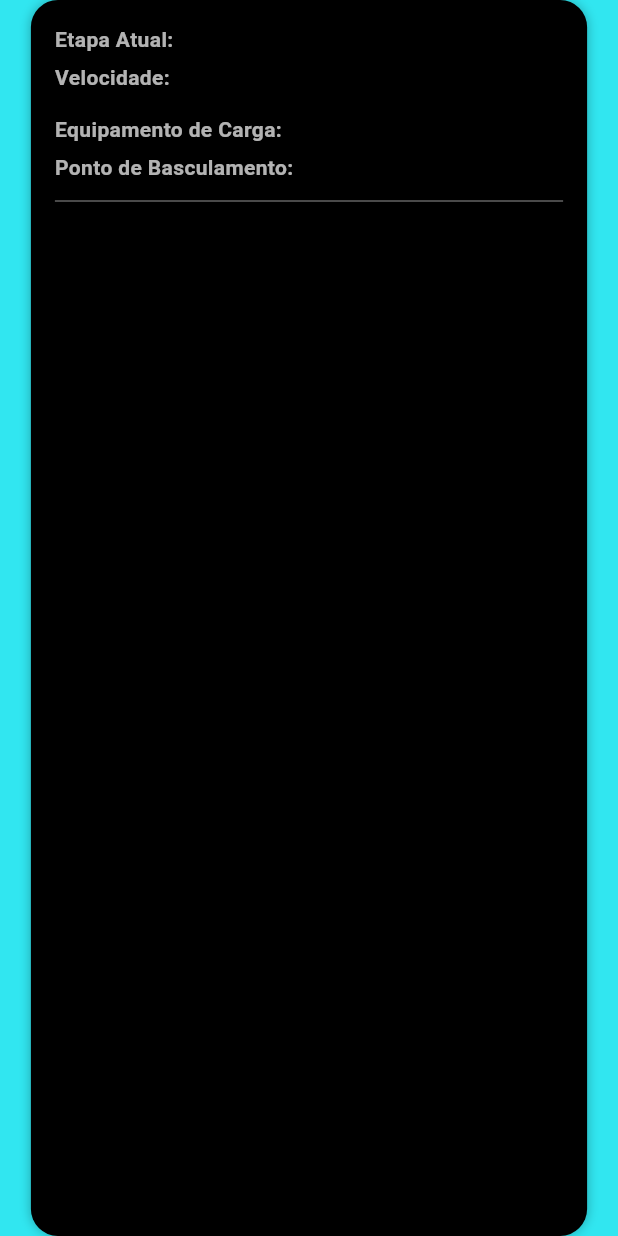
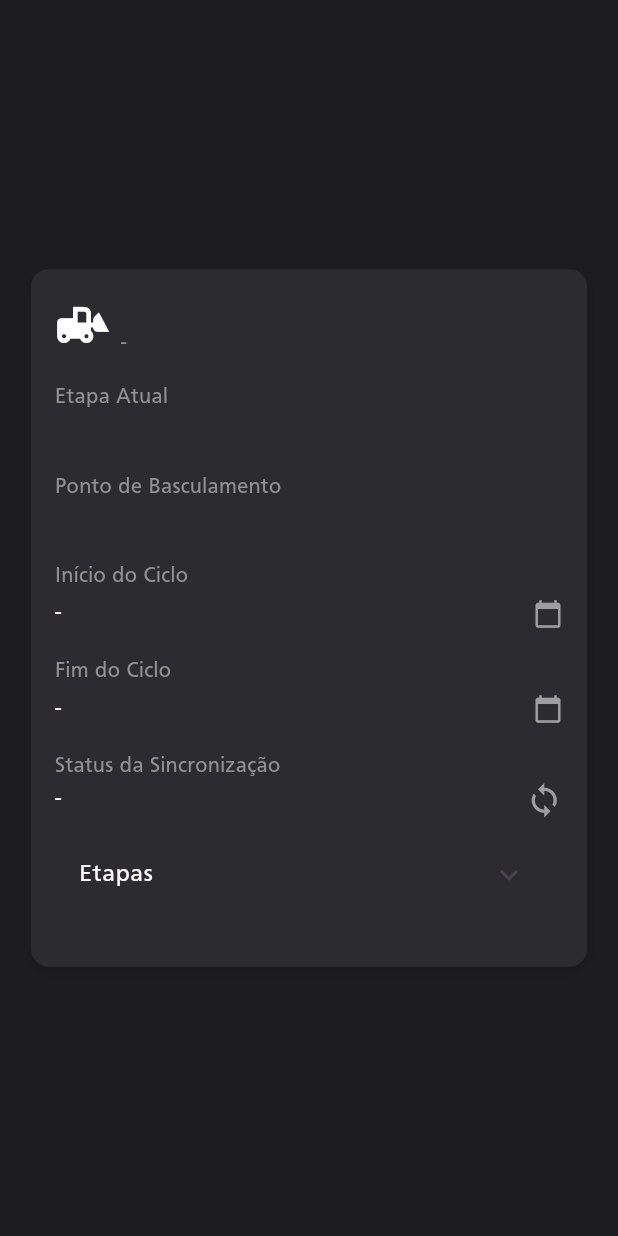
Before and after one commit to wesleydevsouza/desafio_mobile, a Flutter app: the SimulacaoCard widget shown alone on an empty page, opened directly with empty values, on a phone screen of 412 x 824 dp. Run offline on Flutter 3.47's test engine with Material 3 defaults, Android fonts, the phone set to English and light mode, and no system bars; our stand-ins replace shared_preferences; accounts and stored records are empty.

Commit message:
feat: atualizacao do card da simulacao

```diff
--- a/lib/constants/styling.dart
+++ b/lib/constants/styling.dart
@@ -1,73 +1,56 @@
 import 'package:flutter/material.dart';
 
 class AppTheme {
-  static LinearGradient corBg = const LinearGradient(colors: [
-    Color(0xFF070752),
-    Color(0xFF080878),
-  ], begin: Alignment.topCenter, end: Alignment.bottomCenter);
-
   static LinearGradient corBotao = const LinearGradient(colors: [
-    Color(0xff38ffe2),
-    Color(0xff52c7ad),
+    Color(0xff903cfe),
+    Color(0xFF903cfe),
   ], begin: Alignment.bottomLeft, end: Alignment.topRight);
 
-  static const Color corScaffold = Color(0xFF181e27);
-  static const Color corCard = Color(0xFFc6ecfb);
-  static const Color corFonte = Colors.white;
+  static const Color corFonte = Color(0xFFFFFAFA);
   static const Color corFonte2 = Colors.black;
-
+  static const Color corFonte3 = Color(0xFF929292);
   static const Color corTituloDark = Color(0xFF133E44);
   static const Color corTituloLight = Color(0xFFF8FCF6);
-  static const Color corLogo = Color(0xFF38ffe2);
-  static const Color corLogo2 = Color(0xFFe12885);
-
-  static const Color corBGIntro1 = Color(0xFF0043D0);
-  static const Color corBGIntro2 = Color(0xFF31e6f0);
-  static const Color corBGIntro3 = Color(0xFFe12885);
 
   static const Color corContainer = Color(0xFFF8FCF6);
-  static const Color corBorda = Color(0xff38ffe2);
-  static const Color corBordaDisabilitada = Color(0xff52c7ad);
+  static const Color corBackground = Color(0xff1d1d1f);
+  static const Color corCardBackground = Color(0xff2c2b30);
 
   static const Color corRealce = Color(0xffAD49E1);
-  static const Color corBackground = Color(0xff2E073F);
-  static const Color corTexto = Color(0xff7A1CAC);
-  static const Color corIcone = Color(0xFFC376EB);
 
   static const TextStyle titulo = TextStyle(
-    fontFamily: 'JosefinSans',
-    color: corTituloLight,
+    fontFamily: 'Frutiger',
+    color: corFonte,
     fontWeight: FontWeight.w900,
-    fontSize: 32,
+    fontSize: 26,
+  );
+
+  static const TextStyle subTitulo = TextStyle(
+    fontFamily: 'Frutiger',
+    color: corFonte3,
+    fontWeight: FontWeight.normal,
+    fontSize: 14,
+  );
+
+  static const TextStyle textoGeral = TextStyle(
+    fontFamily: 'Frutiger',
+    color: corFonte,
+    fontWeight: FontWeight.normal,
+    fontSize: 16,
   );
 
   static const TextStyle tituloLight = TextStyle(
-    fontFamily: 'JosefinSans',
-    color: corLogo2,
-    fontWeight: FontWeight.bold,
-    letterSpacing: 2,
-    fontSize: 20,
-  );
-
-  static const TextStyle subTitulo = TextStyle(
-    fontFamily: 'SourceCode',
-    color: corFonte,
-    fontWeight: FontWeight.bold,
-    fontSize: 26,
+    fontFamily: 'Frutiger',
+    color: Color(0xFFE2E2E2),
+    fontWeight: FontWeight.normal,
+    fontSize: 14,
   );
 
   static const TextStyle subTituloLight = TextStyle(
-    fontFamily: 'SourceCode',
-    color: corFonte,
-    fontWeight: FontWeight.bold,
-    fontSize: 26,
-  );
-
-  static const TextStyle textoGeral = TextStyle(
-    fontFamily: 'SpaceGrotesk',
-    color: corFonte,
-    fontWeight: FontWeight.bold,
-    fontSize: 18,
+    fontFamily: 'Frutiger',
+    color: Color(0xFFE2E2E2),
+    fontWeight: FontWeight.normal,
+    fontSize: 14,
   );
 
   static const TextStyle labelText = TextStyle(
@@ -87,7 +70,7 @@ class AppTheme {
   );
 
   static final ThemeData appTheme = ThemeData(
-    scaffoldBackgroundColor: corBGIntro2,
+    scaffoldBackgroundColor: corBackground,
     textTheme: lightTextTheme,
   );
 }
--- a/lib/widgets/simulacao_card.dart
+++ b/lib/widgets/simulacao_card.dart
@@ -1,4 +1,5 @@
 import 'package:desafio_mobile/constants/styling.dart';
+import 'package:desafio_mobile/widgets/default_button.dart';
 import 'package:flutter/material.dart';
 import '../../constants/size_config.dart';
 
@@ -30,89 +31,178 @@ class SimulacaoCard extends StatelessWidget {
     this.boxShadow,
   }) : super(key: key);
 
+  String _formatDateTime(DateTime? dt) {
+    if (dt == null) return '-';
+    return "${dt.day.toString().padLeft(2, '0')}/${dt.month.toString().padLeft(2, '0')}/${dt.year} - ${dt.hour.toString().padLeft(2, '0')}:${dt.minute.toString().padLeft(2, '0')}";
+  }
+
   @override
   Widget build(BuildContext context) {
     return Center(
       child: Container(
+        width: SizeConfig.widthMultiplier * 90,
         padding: const EdgeInsets.all(16),
         decoration: BoxDecoration(
-          color: Colors.black,
-          borderRadius: BorderRadius.circular(18),
+          color: AppTheme.corCardBackground,
+          borderRadius: BorderRadius.circular(12),
           boxShadow: [
-            boxShadow ?? const BoxShadow(color: Colors.black26, blurRadius: 5)
+            boxShadow ??
+                const BoxShadow(
+                  color: Colors.black12,
+                  blurRadius: 6,
+                  offset: Offset(0, 3),
+                ),
           ],
         ),
-        width: SizeConfig.widthMultiplier * 90,
         child: Column(
+          mainAxisSize: MainAxisSize.min,
           crossAxisAlignment: CrossAxisAlignment.start,
           children: [
-            _buildSectionTitle("Etapa Atual", etapaAtual, context),
-            _buildSectionTitle("Velocidade", velocidade, context),
-            const SizedBox(height: 10),
-            _buildSectionTitle(
-                "Equipamento de Carga", equipamentoCarga, context),
-            _buildSectionTitle(
-                "Ponto de Basculamento", pontoBasculamento, context),
-            const Divider(color: Colors.white38),
-            if (cicloId != null) ...[
-              _buildSectionTitle("ID do Ciclo", cicloId!, context),
-              _buildSectionTitle("Início", dataInicio.toString(), context),
-              _buildSectionTitle("Fim", dataFim.toString(), context),
-              _buildSectionTitle("Status", statusSincronizacao ?? "-", context),
-              const Divider(color: Colors.white38),
-            ],
-            if (etapas != null && etapas!.isNotEmpty) ...[
-              Text("Etapas:",
-                  style: Theme.of(context)
-                      .textTheme
-                      .titleMedium
-                      ?.copyWith(color: Colors.white)),
-              const SizedBox(height: 4),
-              ...etapas!.map((etapa) => Padding(
-                    padding: const EdgeInsets.symmetric(vertical: 2.0),
-                    child: Text(
-                      "- ${etapa['etapa']} em ${etapa['timestamp']}",
-                      style: Theme.of(context)
-                          .textTheme
-                          .bodyMedium
-                          ?.copyWith(color: Colors.white),
+            Row(
+              mainAxisAlignment: MainAxisAlignment.spaceBetween,
+              children: [
+                Row(
+                  children: [
+                    const Padding(
+                      padding: EdgeInsets.only(right: 8.0),
+                      child: Icon(
+                        Icons.front_loader,
+                        size: 36,
+                        color: Colors.white,
+                      ),
                     ),
-                  )),
-            ],
+                    Column(
+                      crossAxisAlignment: CrossAxisAlignment.start,
+                      children: [
+                        Text(
+                          equipamentoCarga,
+                          style: AppTheme.textoGeral,
+                        ),
+                        SizedBox(
+                          width: SizeConfig.widthMultiplier * 50,
+                          child: Text(
+                            cicloId ?? '-',
+                            maxLines: 3,
+                            softWrap: true,
+                            overflow: TextOverflow.ellipsis,
+                            style: AppTheme.subTitulo,
+                          ),
+                        ),
+                      ],
+                    ),
+                  ],
+                ),
+                Text(
+                  velocidade,
+                  style: AppTheme.textoGeral.copyWith(
+                      color: Colors.green, fontWeight: FontWeight.w600),
+                ),
+              ],
+            ),
+            SizedBox(height: SizeConfig.heightMultiplier * 2),
+            const Text(
+              'Etapa Atual',
+              style: AppTheme.subTitulo,
+            ),
+            Text(
+              etapaAtual,
+              style: AppTheme.textoGeral,
+            ),
+            SizedBox(height: SizeConfig.heightMultiplier * 2),
+            const Text(
+              'Ponto de Basculamento',
+              style: AppTheme.subTitulo,
+            ),
+            Text(
+              pontoBasculamento,
+              style: AppTheme.textoGeral,
+            ),
+            SizedBox(height: SizeConfig.heightMultiplier * 2),
+            const Text(
+              'Início do Ciclo',
+              style: AppTheme.subTitulo,
+            ),
+            const SizedBox(height: 4),
+            Row(
+              mainAxisAlignment: MainAxisAlignment.spaceBetween,
+              children: [
+                Text(
+                  _formatDateTime(dataInicio),
+                  style: AppTheme.textoGeral,
+                ),
+                const Icon(Icons.calendar_today, size: 20, color: Colors.grey),
+              ],
+            ),
+            SizedBox(height: SizeConfig.heightMultiplier * 2),
+            const Text(
+              'Fim do Ciclo',
+              style: AppTheme.subTitulo,
+            ),
+            const SizedBox(height: 4),
+            Row(
+              mainAxisAlignment: MainAxisAlignment.spaceBetween,
+              children: [
+                Text(
+                  _formatDateTime(dataFim),
+                  style: AppTheme.textoGeral,
+                ),
+                const Icon(Icons.calendar_today, size: 20, color: Colors.grey),
+              ],
+            ),
+            SizedBox(height: SizeConfig.heightMultiplier * 2),
+            const Text(
+              'Status da Sincronização',
+              style: AppTheme.subTitulo,
+            ),
+            Row(
+              mainAxisAlignment: MainAxisAlignment.spaceBetween,
+              children: [
+                Text(
+                  statusSincronizacao ?? '-',
+                  style: AppTheme.textoGeral,
+                ),
+                const Icon(Icons.sync, size: 25, color: Colors.grey),
+              ],
+            ),
+            SizedBox(height: SizeConfig.heightMultiplier * 1),
+            ExpansionTile(
+              title: const Text(
+                'Etapas',
+                style: AppTheme.textoGeral,
+              ),
+              children: [
+                if (etapas != null && etapas!.isNotEmpty)
+                  ...etapas!.map((etapa) => Column(
+                        children: [
+                          ListTile(
+                            title: Text(etapa['etapa'] ?? '-',
+                                style: AppTheme.textoGeral),
+                            subtitle: Text(etapa['timestamp'] ?? '-',
+                                style: AppTheme.subTitulo),
+                          ),
+                          if (etapas!.last != etapa)
+                            const Divider(color: Colors.grey),
+                        ],
+                      )),
+                if (etapas == null || etapas!.isEmpty)
+                  const ListTile(
+                    title: Text('Nenhuma etapa registrada',
+                        style: AppTheme.subTitulo),
+                  ),
+              ],
+            ),
+            SizedBox(height: SizeConfig.heightMultiplier * 2),
             if (onPressed != null)
               Align(
                 alignment: Alignment.centerRight,
-                child: TextButton(
+                child: DefaultButton(
+                  textButton: 'Simular',
                   onPressed: onPressed,
-                  child: const Text("Ver detalhes",
-                      style: TextStyle(color: Colors.blueAccent)),
                 ),
-              )
+              ),
           ],
         ),
       ),
     );
   }
-
-  Widget _buildSectionTitle(String label, String value, BuildContext context) {
-    return Padding(
-      padding: const EdgeInsets.only(bottom: 4),
-      child: Row(
-        children: [
-          Text("$label: ",
-              style: Theme.of(context).textTheme.bodyMedium?.copyWith(
-                    color: Colors.white70,
-                    fontWeight: FontWeight.bold,
-                  )),
-          Expanded(
-            child: Text(value,
-                style: Theme.of(context)
-                    .textTheme
-                    .bodyMedium
-                    ?.copyWith(color: Colors.white)),
-          ),
-        ],
-      ),
-    );
-  }
 }
--- a/lib/widgets/top_bar.dart
+++ b/lib/widgets/top_bar.dart
@@ -26,7 +26,7 @@ class TopBar extends StatelessWidget {
                 gradient: LinearGradient(
                   colors: [
                     AppTheme.corRealce.withOpacity(0.3),
-                    AppTheme.corTexto.withOpacity(0.1),
+                    AppTheme.corFonte.withOpacity(0.1),
                   ],
                   begin: Alignment.topRight,
                   end: Alignment.bottomLeft,
@@ -59,7 +59,7 @@ class TopBar extends StatelessWidget {
                 gradient: LinearGradient(
                   colors: [
                     AppTheme.corRealce.withOpacity(0.3),
-                    AppTheme.corTexto.withOpacity(0.1),
+                    AppTheme.corFonte.withOpacity(0.1),
                   ],
                   begin: Alignment.topRight,
                   end: Alignment.bottomLeft,
```
Also changed, not shown: lib/constants/routes.dart (+9 -0 lines), lib/views/mock.dart (added, +180 -0 lines), lib/views/simulacao_view.dart (+24 -10 lines), lib/widgets/default_button.dart (+2 -5 lines), pubspec.yaml (+9 -4 lines), assets/app_icon.png (added), 32 other files.
